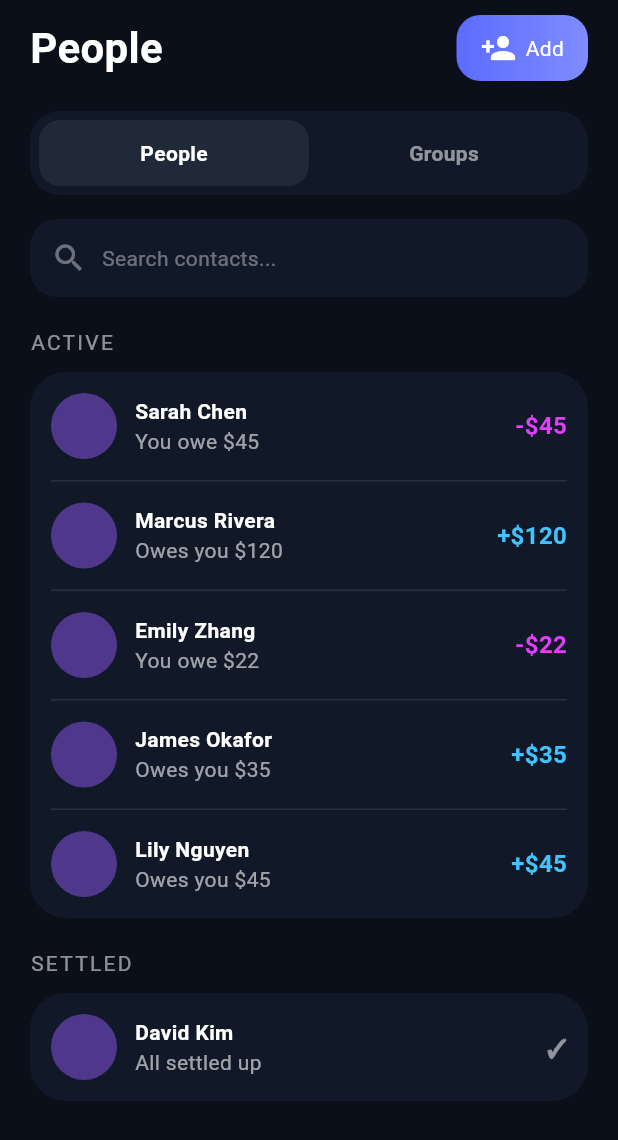
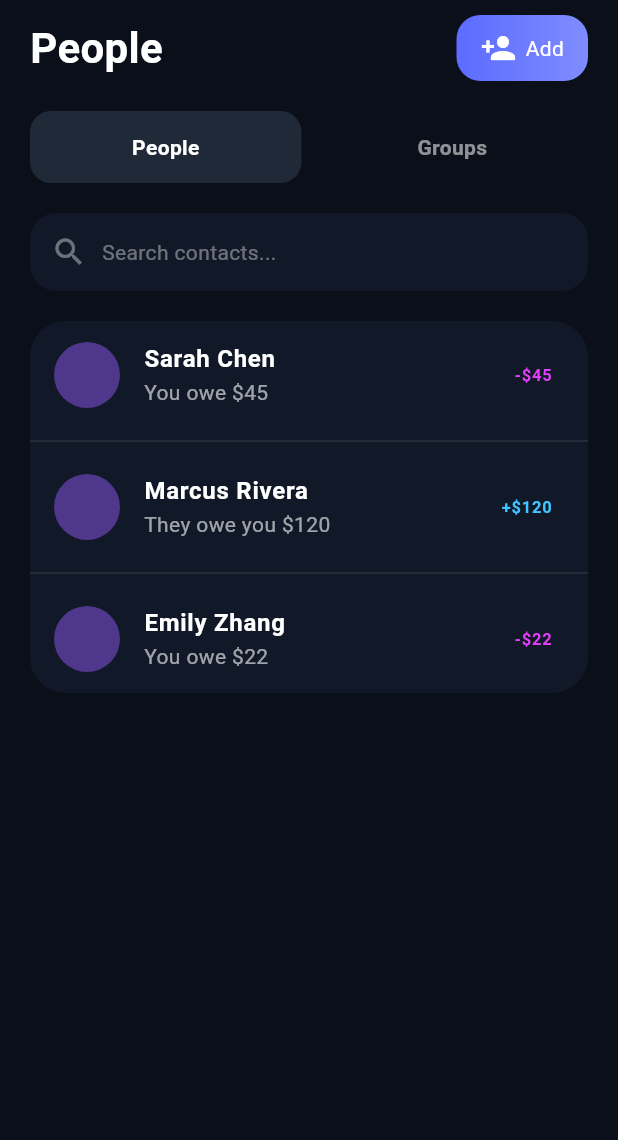
Before and after one commit to gnichol479/KUHacks, a Flutter app: the PeopleListScreen screen opened directly, on a phone screen of 412 x 824 dp. Shown: the top 1140 px of the screen. Run offline on Flutter 3.47's test engine with Material 3 defaults, Android fonts, the phone set to English and light mode, and no system bars; our stand-ins replace image_picker.

Commit message:
Updated people and group UI

```diff
--- a/ledgar_shredder/lib/screens/people/people_list.dart
+++ b/ledgar_shredder/lib/screens/people/people_list.dart
@@ -2,11 +2,50 @@ import 'package:flutter/material.dart';
 import 'add_friend.dart';
 import 'friend_screen.dart';
 
-class PeopleListScreen extends StatelessWidget {
+class PeopleListScreen extends StatefulWidget {
   const PeopleListScreen({super.key});
 
   @override
+  State<PeopleListScreen> createState() => _PeopleListScreenState();
+}
+
+class _PeopleListScreenState extends State<PeopleListScreen> {
+  bool showPeople = true;
+
+  final people = const [
+    {
+      'name': 'Sarah Chen',
+      'subtitle': 'You owe \$45',
+      'amount': '-\$45',
+      'positive': false,
+    },
+    {
+      'name': 'Marcus Rivera',
+      'subtitle': 'They owe you \$120',
+      'amount': '+\$120',
+      'positive': true,
+    },
+    {
+      'name': 'Emily Zhang',
+      'subtitle': 'You owe \$22',
+      'amount': '-\$22',
+      'positive': false,
+    },
+  ];
+
+  final groups = const [
+    {
+      'name': 'Lake Trip',
+      'subtitle': '4 members • You are owed \$58',
+      'amount': '+\$58',
+      'positive': true,
+    },
+  ];
+
+  @override
   Widget build(BuildContext context) {
+    final activeList = showPeople ? people : groups;
+
     return Scaffold(
       backgroundColor: const Color(0xFF0B0F1A),
       body: SafeArea(
@@ -16,20 +55,19 @@ class PeopleListScreen extends StatelessWidget {
             children: [
               const SizedBox(height: 10),
 
-              // HEADER
+              // 🔝 HEADER
               Row(
                 mainAxisAlignment: MainAxisAlignment.spaceBetween,
                 children: [
-                  const Text(
-                    "People",
-                    style: TextStyle(
+                  Text(
+                    showPeople ? "People" : "Groups",
+                    style: const TextStyle(
                       color: Colors.white,
                       fontSize: 28,
                       fontWeight: FontWeight.bold,
                     ),
                   ),
 
-                  // ✅ FIXED ADD BUTTON
                   GestureDetector(
                     onTap: () {
                       showModalBottomSheet(
@@ -63,24 +101,26 @@ class PeopleListScreen extends StatelessWidget {
 
               const SizedBox(height: 20),
 
-              // TOGGLE (People / Groups)
-              Container(
-                padding: const EdgeInsets.all(6),
-                decoration: BoxDecoration(
-                  color: const Color(0xFF111827),
-                  borderRadius: BorderRadius.circular(20),
+              // 🔄 TABS
+              Row(
+                children: [
+                  Expanded(
+                    child: _tab("People", showPeople, () {
+                      setState(() => showPeople = true);
+                    }),
                   ),
-                child: Row(
-                  children: const [
-                    Expanded(child: _Tab(selected: true, text: "People")),
-                    Expanded(child: _Tab(selected: false, text: "Groups")),
+                  const SizedBox(width: 10),
+                  Expanded(
+                    child: _tab("Groups", !showPeople, () {
+                      setState(() => showPeople = false);
+                    }),
+                  ),
                 ],
               ),
-              ),
 
-              const SizedBox(height: 16),
+              const SizedBox(height: 20),
 
-              // SEARCH
+              // 🔍 SEARCH
               Container(
                 padding:
                     const EdgeInsets.symmetric(horizontal: 14, vertical: 14),
@@ -102,65 +142,21 @@ class PeopleListScreen extends StatelessWidget {
 
               const SizedBox(height: 20),
 
-              const _SectionTitle("ACTIVE"),
-
-              const SizedBox(height: 10),
-
-              _PeopleCard(
-                children: const [
-                  _PersonRow(
-                    name: "Sarah Chen",
-                    subtitle: "You owe \$45",
-                    amount: "-\$45",
-                    positive: false,
+              // 📋 LIST
+              Container(
+                decoration: BoxDecoration(
+                  color: const Color(0xFF111827),
+                  borderRadius: BorderRadius.circular(24),
                 ),
-                  _Divider(),
-                  _PersonRow(
-                    name: "Marcus Rivera",
-                    subtitle: "Owes you \$120",
-                    amount: "+\$120",
-                    positive: true,
-                  ),
-                  _Divider(),
-                  _PersonRow(
-                    name: "Emily Zhang",
-                    subtitle: "You owe \$22",
-                    amount: "-\$22",
-                    positive: false,
-                  ),
-                  _Divider(),
-                  _PersonRow(
-                    name: "James Okafor",
-                    subtitle: "Owes you \$35",
-                    amount: "+\$35",
-                    positive: true,
-                  ),
-                  _Divider(),
-                  _PersonRow(
-                    name: "Lily Nguyen",
-                    subtitle: "Owes you \$45",
-                    amount: "+\$45",
-                    positive: true,
-                  ),
+                child: Column(
+                  children: [
+                    for (int i = 0; i < activeList.length; i++) ...[
+                      _row(context, activeList[i]),
+                      if (i != activeList.length - 1)
+                        const Divider(color: Colors.white10),
+                    ]
                   ],
                 ),
-
-              const SizedBox(height: 20),
-
-              const _SectionTitle("SETTLED"),
-
-              const SizedBox(height: 10),
-
-              _PeopleCard(
-                children: const [
-                  _PersonRow(
-                    name: "David Kim",
-                    subtitle: "All settled up",
-                    amount: "✓",
-                    positive: true,
-                    isSettled: true,
-                  ),
-                ],
               ),
 
               const SizedBox(height: 100),
@@ -170,18 +166,12 @@ class PeopleListScreen extends StatelessWidget {
       ),
     );
   }
-}
 
-class _Tab extends StatelessWidget {
-  final bool selected;
-  final String text;
-
-  const _Tab({required this.selected, required this.text});
-
-  @override
-  Widget build(BuildContext context) {
-    return Container(
-      padding: const EdgeInsets.symmetric(vertical: 12),
+  Widget _tab(String text, bool selected, VoidCallback onTap) {
+    return GestureDetector(
+      onTap: onTap,
+      child: Container(
+        padding: const EdgeInsets.symmetric(vertical: 14),
         decoration: BoxDecoration(
           color: selected ? const Color(0xFF1F2937) : Colors.transparent,
           borderRadius: BorderRadius.circular(14),
@@ -194,122 +184,45 @@ class _Tab extends StatelessWidget {
             fontWeight: FontWeight.w600,
           ),
         ),
-    );
-  }
-}
-
-class _SectionTitle extends StatelessWidget {
-  final String text;
-  const _SectionTitle(this.text);
-
-  @override
-  Widget build(BuildContext context) {
-    return Text(
-      text,
-      style: const TextStyle(
-        color: Colors.white54,
-        letterSpacing: 1.5,
       ),
     );
   }
-}
 
-class _PeopleCard extends StatelessWidget {
-  final List<Widget> children;
+  Widget _row(BuildContext context, Map item) {
+    final positive = item['positive'] as bool;
 
-  const _PeopleCard({required this.children});
-
-  @override
-  Widget build(BuildContext context) {
-    return Container(
-      decoration: BoxDecoration(
-        color: const Color(0xFF111827),
-        borderRadius: BorderRadius.circular(24),
-      ),
-      child: Column(children: children),
-    );
-  }
-}
-
-class _PersonRow extends StatelessWidget {
-  final String name;
-  final String subtitle;
-  final String amount;
-  final bool positive;
-  final bool isSettled;
-
-  const _PersonRow({
-    required this.name,
-    required this.subtitle,
-    required this.amount,
-    required this.positive,
-    this.isSettled = false,
-  });
-
-  @override
-  Widget build(BuildContext context) {
-    return GestureDetector(
+    return ListTile(
       onTap: () {
         Navigator.push(
           context,
           MaterialPageRoute(
             builder: (_) => FriendScreen(
-              name: name,
-              net: amount,
+              name: item['name'],
+              net: item['amount'],
               isNegative: !positive,
             ),
           ),
         );
       },
-      child: Padding(
-        padding: const EdgeInsets.all(14),
-        child: Row(
-          children: [
-            const CircleAvatar(radius: 22),
-            const SizedBox(width: 12),
-
-            Expanded(
-              child: Column(
-                crossAxisAlignment: CrossAxisAlignment.start,
-                children: [
-                  Text(name,
+      leading: const CircleAvatar(radius: 22),
+      title: Text(
+        item['name'],
         style: const TextStyle(
-                          color: Colors.white,
-                          fontWeight: FontWeight.bold)),
-                  Text(subtitle,
-                      style: const TextStyle(color: Colors.white60)),
-                ],
+            color: Colors.white, fontWeight: FontWeight.bold),
       ),
+      subtitle: Text(
+        item['subtitle'],
+        style: const TextStyle(color: Colors.white60),
       ),
-
-            Text(
-              amount,
+      trailing: Text(
+        item['amount'],
         style: TextStyle(
-                color: isSettled
-                    ? Colors.white54
-                    : positive
+          color: positive
               ? Colors.lightBlueAccent
               : Colors.purpleAccent,
           fontWeight: FontWeight.bold,
-                fontSize: 16,
-              ),
-            )
-          ],
         ),
       ),
     );
   }
 }
-
-class _Divider extends StatelessWidget {
-  const _Divider();
-
-  @override
-  Widget build(BuildContext context) {
-    return Container(
-      height: 1,
-      margin: const EdgeInsets.symmetric(horizontal: 14),
-      color: Colors.white10,
-    );
-  }
-}
```
Also changed, not shown: ledgar_shredder/lib/screens/people/friend_screen.dart (+103 -90 lines). Lines whose indentation alone changed are shown as unchanged.
